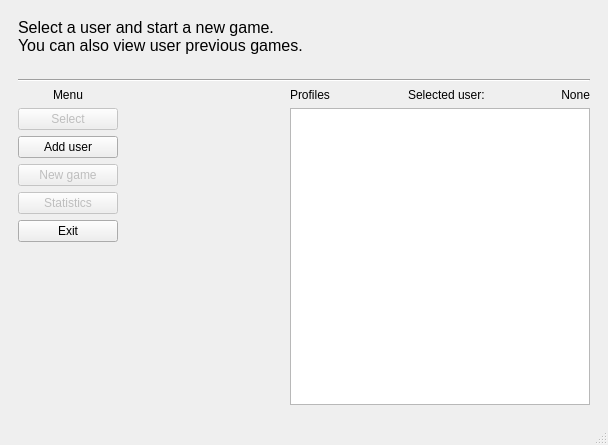
The window that mainwindow.ui (bscisel/WUT_Object-oriented_programming) describes before a commit, drawn with Qt 5.
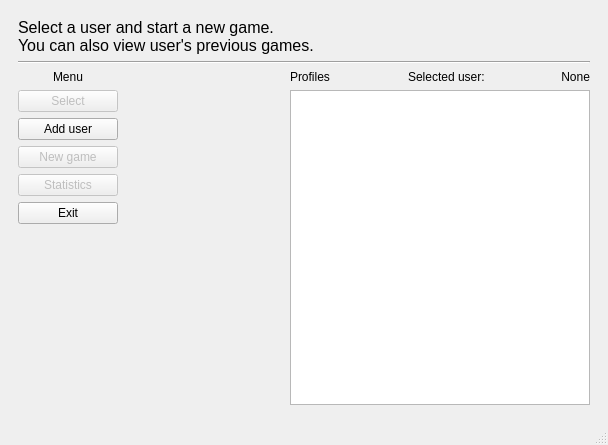
The same window after the commit.

Diff of the .ui file:
```diff
--- a/mainwindow.ui
+++ b/mainwindow.ui
@@ -35,8 +35,7 @@
               </property>
               <property name="text">
                <string>Select a user and start a new game.
-You can also view user previous games.
-</string>
+You can also view user's previous games.</string>
               </property>
               <property name="wordWrap">
                <bool>true</bool>
```
